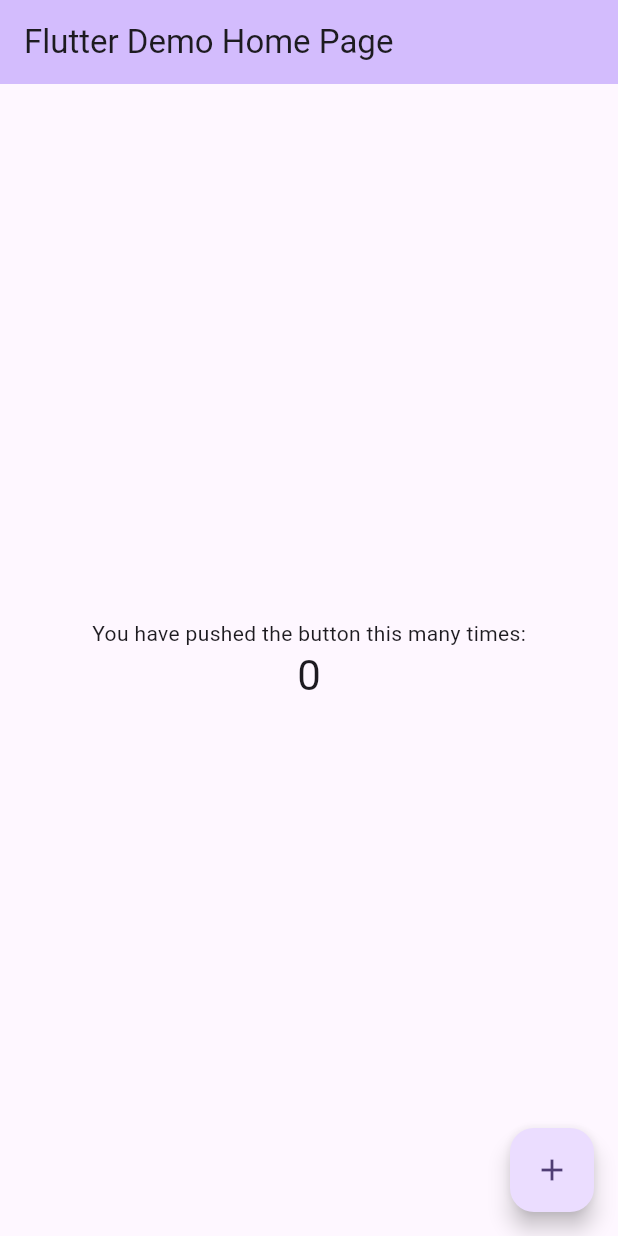
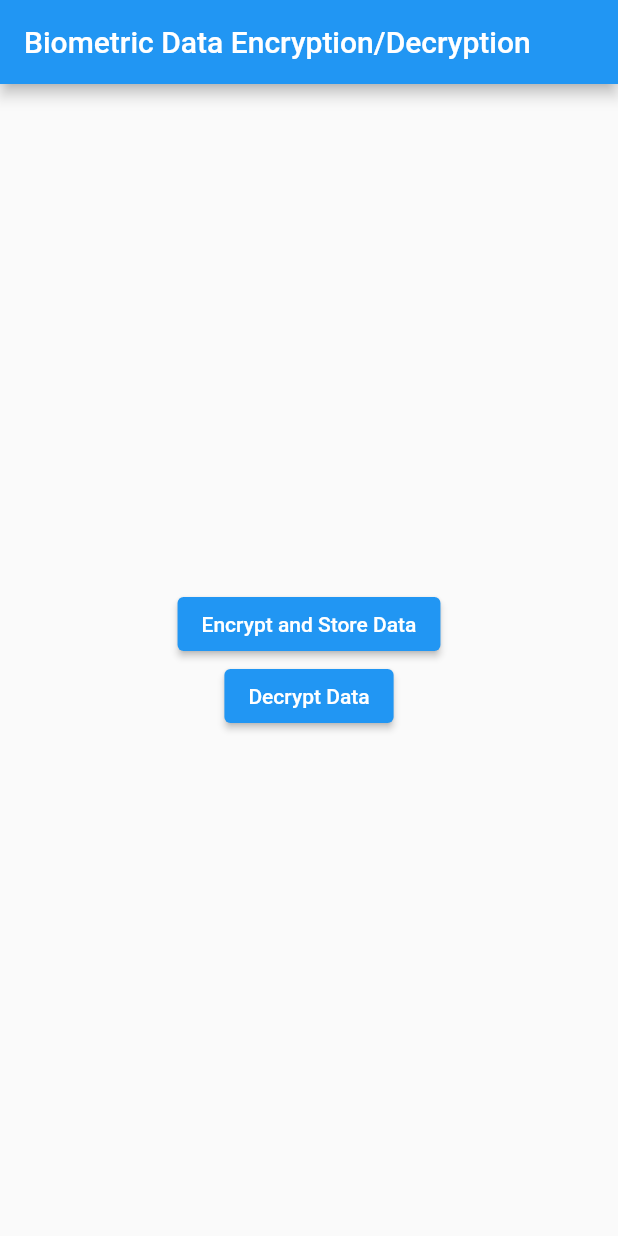
Before and after one commit to rkmonarch/flutter-biometric-encryption, a Flutter app: the screen it shows after launch, on a phone screen of 412 x 824 dp. Run offline on Flutter 3.47's test engine with Material 2 defaults, Android fonts, the phone set to English and light mode, and no system bars; our stand-ins replace flutter_secure_storage, local_auth; missing offline and left inert: encrypt.

Commit message:
added encryption-decryption functions

```diff
--- /dev/null
+++ b/lib/biometric_encryption.dart
@@ -0,0 +1,137 @@
+import 'dart:math';
+
+import 'package:flutter/material.dart';
+import 'package:local_auth/local_auth.dart';
+import 'package:flutter_secure_storage/flutter_secure_storage.dart';
+import 'dart:convert';
+import 'dart:typed_data';
+import 'package:encrypt/encrypt.dart' as encrypt;
+
+final LocalAuthentication auth = LocalAuthentication();
+final FlutterSecureStorage secureStorage = FlutterSecureStorage();
+
+Uint8List generateCryptographicKey(int keyLength) {
+  final random = Random.secure();
+  final key = Uint8List(keyLength);
+  for (int i = 0; i < key.length; i++) {
+    key[i] = random.nextInt(256);
+  }
+  return key;
+}
+
+Future<Uint8List> retrieveCryptographicKey() async {
+  final String? keyBase64 = await secureStorage.read(key: 'cryptographic_key');
+  if (keyBase64 == null) {
+    throw Exception('Cryptographic key not found.');
+  }
+  return Uint8List.fromList(base64.decode(keyBase64));
+}
+
+
+Future<String> fetchDataFromSecureStorage() async {
+  // Fetch the encrypted data from secure storage (e.g., FlutterSecureStorage)
+  final String? encryptedData =
+      await secureStorage.read(key: 'encrypted_data_key');
+  if (encryptedData == null) {
+    throw Exception('Encrypted data not found.');
+  }
+  return encryptedData;
+}
+
+String decryptData(String encryptedData, Uint8List cryptographicKey) {
+  final key = encrypt.Key(cryptographicKey);
+  final iv = encrypt.IV.fromLength(16);
+  final encrypter = encrypt.Encrypter(encrypt.AES(key));
+  final encrypted = encrypt.Encrypted.fromBase64(encryptedData);
+  final decrypted = encrypter.decrypt(encrypted, iv: iv);
+  return decrypted;
+}
+
+class BiometricEncryption extends StatelessWidget {
+  void writeData() async {
+    try {
+      // Step 1: Biometric Authentication
+      bool authenticated = await auth.authenticate(
+        localizedReason: 'Let OS determine authentication method',
+        options: const AuthenticationOptions(
+          stickyAuth: true,
+        ),
+      );
+
+      if (authenticated) {
+        // Step 2: Generate the Cryptographic Key
+        const int keyLength = 32;
+        final Uint8List cryptographicKey = generateCryptographicKey(keyLength);
+        print('Generated Cryptographic Key: ${cryptographicKey.toList()}');
+
+        // Step 3: Store the Cryptographic Key in Secure Storage
+        await secureStorage.write(
+            key: 'cryptographic_key', value: base64.encode(cryptographicKey));
+
+        // Step 4: Encrypt and Store Data
+        const String dataToEncrypt = 'dangerrrrrrrrr';
+        final key = encrypt.Key(cryptographicKey);
+        final iv = encrypt.IV.fromLength(16);
+        final encrypter = encrypt.Encrypter(encrypt.AES(key));
+        final encryptedData = encrypter.encrypt(dataToEncrypt, iv: iv);
+
+        await secureStorage.write(
+            key: 'encrypted_data_key', value: encryptedData.base64);
+
+        print('Data encrypted and stored successfully!$encryptedData');
+      }
+    } catch (e) {
+      print('Authentication failed: $e');
+    }
+  }
+
+  void readData() async {
+    try {
+      // Step 1: Biometric Authentication
+      bool authenticated = await auth.authenticate(
+        localizedReason: 'Let OS determine authentication method',
+        options: const AuthenticationOptions(
+          stickyAuth: true,
+        ),
+      );
+
+      if (authenticated) {
+        // Step 2: Retrieve the Cryptographic Key
+        final Uint8List retrievedKey = await retrieveCryptographicKey();
+
+        // Step 3: Use the Cryptographic Key to Decrypt Data
+        final String encryptedData = await fetchDataFromSecureStorage();
+        final String decryptedData = decryptData(encryptedData, retrievedKey);
+        print('Decrypted Data: $decryptedData');
+      }
+    } catch (e) {
+      print('Authentication failed: $e');
+    }
+  }
+
+  @override
+  Widget build(BuildContext context) {
+    return MaterialApp(
+      home: Scaffold(
+        appBar: AppBar(
+          title: const Text('Biometric Data Encryption/Decryption'),
+        ),
+        body: Center(
+          child: Column(
+            mainAxisAlignment: MainAxisAlignment.center,
+            children: [
+              ElevatedButton(
+                onPressed: writeData,
+                child: const Text('Encrypt and Store Data'),
+              ),
+              ElevatedButton(
+                onPressed: readData,
+                child: const Text('Decrypt Data'),
+              ),
+            ],
+          ),
+        ),
+      ),
+    );
+  }
+}
--- a/lib/main.dart
+++ b/lib/main.dart
@@ -1,4 +1,5 @@
 import 'package:flutter/material.dart';
+import 'package:flutter_biometric_encryption/biometric_encryption.dart';
 
 void main() {
   runApp(const MyApp());
@@ -13,113 +14,11 @@ class MyApp extends StatelessWidget {
     return MaterialApp(
       title: 'Flutter Demo',
       theme: ThemeData(
-        // This is the theme of your application.
-        //
-        // TRY THIS: Try running your application with "flutter run". You'll see
-        // the application has a blue toolbar. Then, without quitting the app,
-        // try changing the seedColor in the colorScheme below to Colors.green
-        // and then invoke "hot reload" (save your changes or press the "hot
-        // reload" button in a Flutter-supported IDE, or press "r" if you used
-        // the command line to start the app).
-        //
-        // Notice that the counter didn't reset back to zero; the application
-        // state is not lost during the reload. To reset the state, use hot
-        // restart instead.
-        //
-        // This works for code too, not just values: Most code changes can be
-        // tested with just a hot reload.
+
         colorScheme: ColorScheme.fromSeed(seedColor: Colors.deepPurple),
         useMaterial3: true,
       ),
-      home: const MyHomePage(title: 'Flutter Demo Home Page'),
+      home: BiometricEncryption()
     );
   }
 }
-
-class MyHomePage extends StatefulWidget {
-  const MyHomePage({super.key, required this.title});
-
-  // This widget is the home page of your application. It is stateful, meaning
-  // that it has a State object (defined below) that contains fields that affect
-  // how it looks.
-
-  // This class is the configuration for the state. It holds the values (in this
-  // case the title) provided by the parent (in this case the App widget) and
-  // used by the build method of the State. Fields in a Widget subclass are
-  // always marked "final".
-
-  final String title;
-
-  @override
-  State<MyHomePage> createState() => _MyHomePageState();
-}
-
-class _MyHomePageState extends State<MyHomePage> {
-  int _counter = 0;
-
-  void _incrementCounter() {
-    setState(() {
-      // This call to setState tells the Flutter framework that something has
-      // changed in this State, which causes it to rerun the build method below
-      // so that the display can reflect the updated values. If we changed
-      // _counter without calling setState(), then the build method would not be
-      // called again, and so nothing would appear to happen.
-      _counter++;
-    });
-  }
-
-  @override
-  Widget build(BuildContext context) {
-    // This method is rerun every time setState is called, for instance as done
-    // by the _incrementCounter method above.
-    //
-    // The Flutter framework has been optimized to make rerunning build methods
-    // fast, so that you can just rebuild anything that needs updating rather
-    // than having to individually change instances of widgets.
-    return Scaffold(
-      appBar: AppBar(
-        // TRY THIS: Try changing the color here to a specific color (to
-        // Colors.amber, perhaps?) and trigger a hot reload to see the AppBar
-        // change color while the other colors stay the same.
-        backgroundColor: Theme.of(context).colorScheme.inversePrimary,
-        // Here we take the value from the MyHomePage object that was created by
-        // the App.build method, and use it to set our appbar title.
-        title: Text(widget.title),
-      ),
-      body: Center(
-        // Center is a layout widget. It takes a single child and positions it
-        // in the middle of the parent.
-        child: Column(
-          // Column is also a layout widget. It takes a list of children and
-          // arranges them vertically. By default, it sizes itself to fit its
-          // children horizontally, and tries to be as tall as its parent.
-          //
-          // Column has various properties to control how it sizes itself and
-          // how it positions its children. Here we use mainAxisAlignment to
-          // center the children vertically; the main axis here is the vertical
-          // axis because Columns are vertical (the cross axis would be
-          // horizontal).
-          //
-          // TRY THIS: Invoke "debug painting" (choose the "Toggle Debug Paint"
-          // action in the IDE, or press "p" in the console), to see the
-          // wireframe for each widget.
-          mainAxisAlignment: MainAxisAlignment.center,
-          children: <Widget>[
-            const Text(
-              'You have pushed the button this many times:',
-            ),
-            Text(
-              '$_counter',
-              style: Theme.of(context).textTheme.headlineMedium,
-            ),
-          ],
-        ),
-      ),
-      floatingActionButton: FloatingActionButton(
-        onPressed: _incrementCounter,
-        tooltip: 'Increment',
-        child: const Icon(Icons.add),
-      ), // This trailing comma makes auto-formatting nicer for build methods.
-    );
-  }
-}
--- a/pubspec.yaml
+++ b/pubspec.yaml
@@ -30,6 +30,9 @@ environment:
 dependencies:
   flutter:
     sdk: flutter
+  local_auth: ^2.1.6
+  flutter_secure_storage: ^8.0.0
+  encrypt: ^5.0.1
 
 
   # The following adds the Cupertino Icons font to your application.
```
Also changed, not shown: pubspec.lock, 8 other files.
